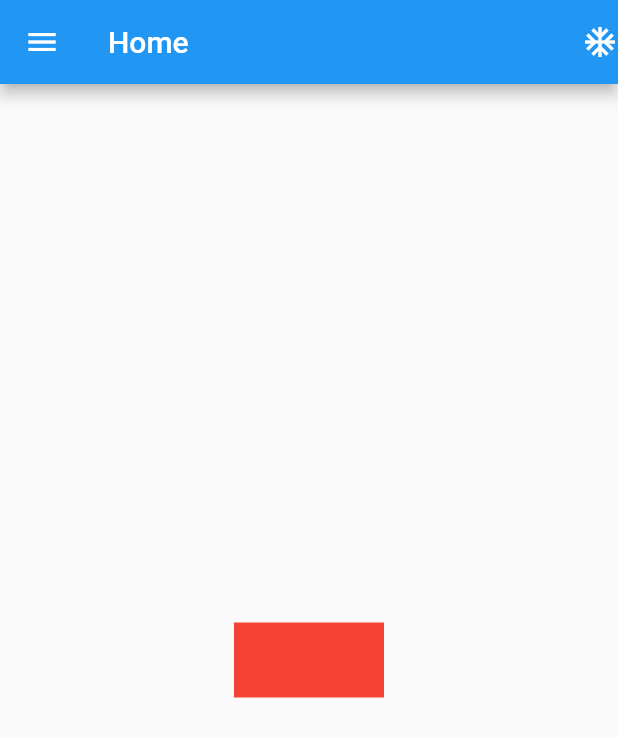
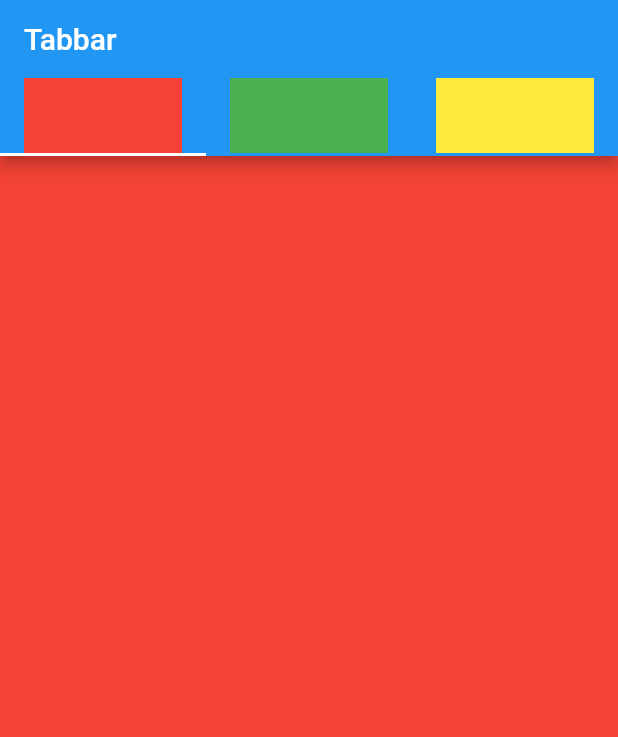
Before and after one commit to namaNIC/appbar_tabbar_ildc_demo, a Flutter app: the screen it shows after launch, on a phone screen of 412 x 824 dp. Shown: the top 737 px of the screen. Run offline on Flutter 3.47's test engine with Material 2 defaults, Android fonts, the phone set to English and light mode, and no system bars.

Commit message:
Tabar Completed

```diff
--- /dev/null
+++ b/lib/TabPages/one.dart
@@ -0,0 +1,17 @@
+import 'package:flutter/material.dart';
+
+class OneScreen extends StatefulWidget {
+  const OneScreen({Key? key}) : super(key: key);
+
+  @override
+  _OneScreenState createState() => _OneScreenState();
+}
+
+class _OneScreenState extends State<OneScreen> {
+  @override
+  Widget build(BuildContext context) {
+    return Container(
+      color: Colors.red,
+    );
+  }
+}
--- a/lib/main.dart
+++ b/lib/main.dart
@@ -1,4 +1,5 @@
 import 'package:appbar_tabbar_ildc_demo/home.dart';
+import 'package:appbar_tabbar_ildc_demo/tabbar.dart';
 import 'package:flutter/material.dart';
 
 void main() {
@@ -14,7 +15,7 @@ class MyApp extends StatelessWidget {
         primarySwatch: Colors.blue,
       ),
       debugShowCheckedModeBanner: false,
-      home: HomeScreen(),
+      home: TabbarClass(),
     );
   }
 }
--- /dev/null
+++ b/lib/tabbar.dart
@@ -0,0 +1,44 @@
+import 'package:appbar_tabbar_ildc_demo/TabPages/one.dart';
+import 'package:appbar_tabbar_ildc_demo/TabPages/three.dart';
+import 'package:appbar_tabbar_ildc_demo/TabPages/two.dart';
+import 'package:flutter/material.dart';
+
+class TabbarClass extends StatefulWidget {
+  const TabbarClass({Key? key}) : super(key: key);
+
+  @override
+  _TabbarClassState createState() => _TabbarClassState();
+}
+
+class _TabbarClassState extends State<TabbarClass> {
+  @override
+  Widget build(BuildContext context) {
+    return DefaultTabController(
+      length: 3,
+      child: Scaffold(
+        appBar: AppBar(
+          title: Text("Tabbar"),
+          bottom: TabBar(
+            tabs: [
+              Container(
+                height: 50,
+                color: Colors.red,
+              ),
+              Container(
+                height: 50,
+                color: Colors.green,
+              ),
+              Container(
+                height: 50,
+                color: Colors.yellow,
+              ),
+            ],
+          ),
+        ),
+        body: TabBarView(
+          children: [OneScreen(), SeconfScreen(), ThreeScreen()],
+        ),
+      ),
+    );
+  }
+}
```
Also changed, not shown: lib/TabPages/three.dart (added, +17 -0 lines), lib/TabPages/two.dart (added, +15 -0 lines).
